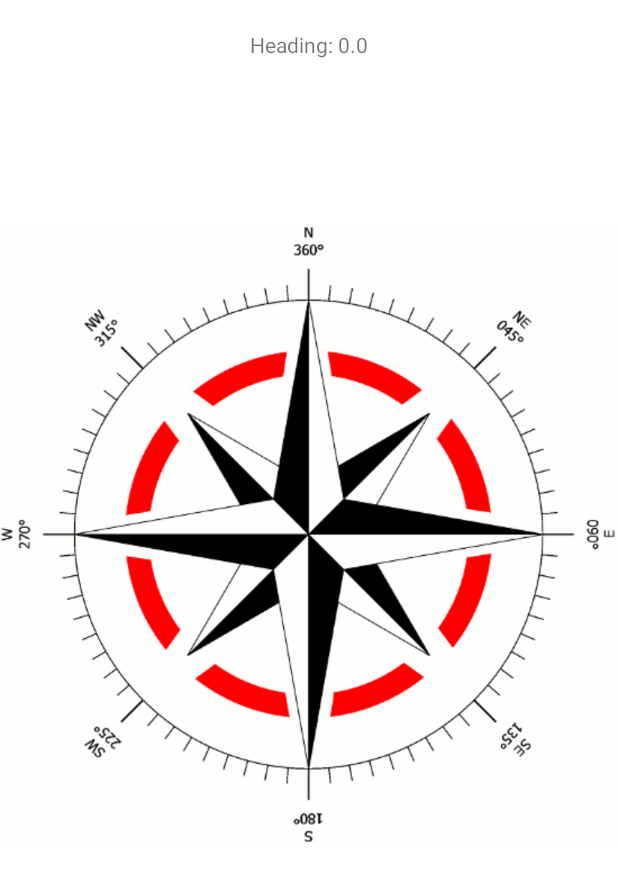
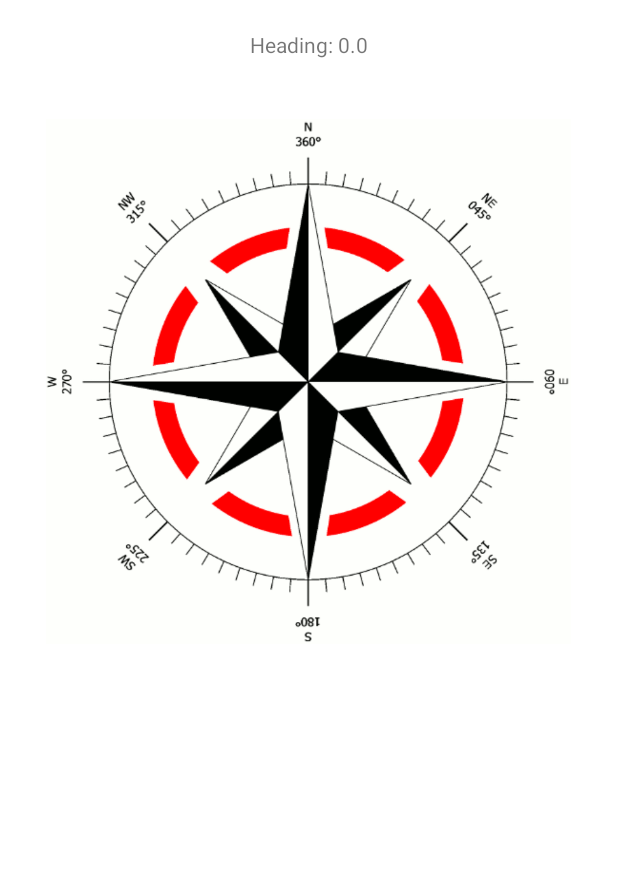
Before and after one commit to tuski/MoonFinder, an Android app: the compass screen opened directly, with no data from a screen before it, on a phone screen of 412 x 824 dp. Shown: the top 882 px of the screen. Run offline under Robolectric (Android 15) with nearby library versions, the phone set to English and light mode, and no system bars.

Commit message:
compass added

```diff
--- a/app/src/main/java/com/marskyer/tuski/moonfinder/compass.java
+++ b/app/src/main/java/com/marskyer/tuski/moonfinder/compass.java
@@ -8,13 +8,14 @@ import android.hardware.SensorManager;
 import android.os.Bundle;
 import android.view.animation.Animation;
 import android.view.animation.RotateAnimation;
+import android.widget.FrameLayout;
 import android.widget.ImageView;
 import android.widget.TextView;
 
 public class compass extends Activity implements SensorEventListener {
 
     // define the display assembly compass picture
-    private ImageView image;
+    private FrameLayout image;
 
     // record the compass picture angle turned
     private float currentDegree = 0f;
@@ -30,7 +31,7 @@ public class compass extends Activity implements SensorEventListener {
         setContentView(R.layout.compass);
 
         // our compass image
-        image = (ImageView) findViewById(R.id.imageViewCompass);
+        image = (FrameLayout) findViewById(R.id.imageViewCompass);
 
         // TextView that will tell the user what degree is he heading
         tvHeading = (TextView) findViewById(R.id.tvHeading);
--- a/app/src/main/res/layout/compass.xml
+++ b/app/src/main/res/layout/compass.xml
@@ -12,12 +12,19 @@
         android:layout_marginTop="20dp"
         android:text="Heading: 0.0" />
 
-    <ImageView
+    <FrameLayout
         android:id="@+id/imageViewCompass"
-        android:layout_width="wrap_content"
-        android:layout_height="wrap_content"
+        android:layout_width="350dp"
+        android:layout_height="350dp"
         android:layout_below="@+id/tvHeading"
         android:layout_centerHorizontal="true"
-        android:src="@drawable/compass_pic" />
+        android:background="@drawable/compass_pic"
+
+        >
+
+
+
+    </FrameLayout>
+
 
 </RelativeLayout>
```
